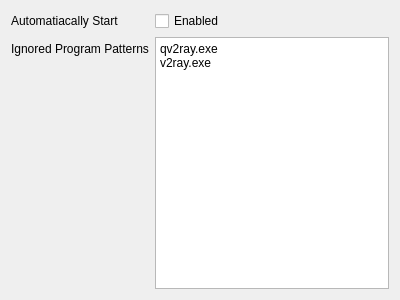
Above: ui/PluginSettingsWidget.ui from Shadowsocks-NET/QvPlugin-Netfilter before the change. Below: the same form after it.
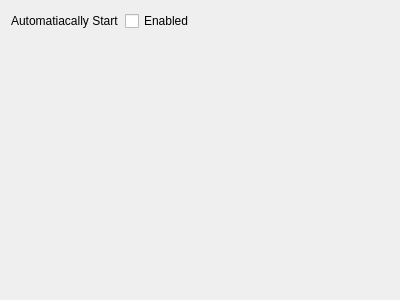
That is the form after the change.

Diff of the .ui file:
```diff
--- a/ui/PluginSettingsWidget.ui
+++ b/ui/PluginSettingsWidget.ui
@@ -28,22 +28,6 @@
      </property>
     </widget>
    </item>
-   <item row="1" column="0">
-    <widget class="QLabel" name="label">
-     <property name="text">
-      <string>Ignored Program Patterns</string>
-     </property>
-    </widget>
-   </item>
-   <item row="1" column="1">
-    <widget class="QPlainTextEdit" name="ignoredPatternTxt">
-     <property name="plainText">
-      <string>qv2ray.exe
-v2ray.exe
-</string>
-     </property>
-    </widget>
-   </item>
   </layout>
  </widget>
  <resources/>
```
